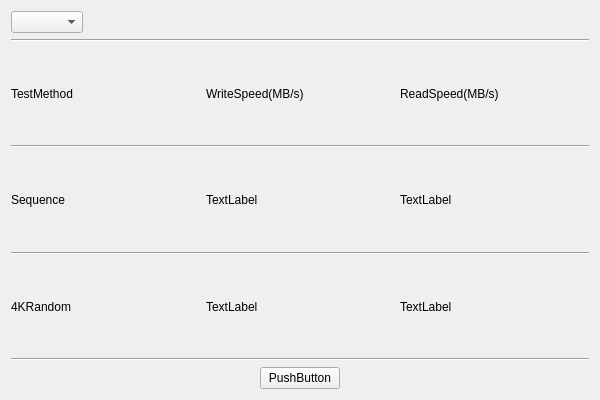
Qt form BLHardwareScaner/BLHardwareScaner/Ui/TestItem/DiskSpeed.ui (BurnellLiu/LiuProject) before a commit.
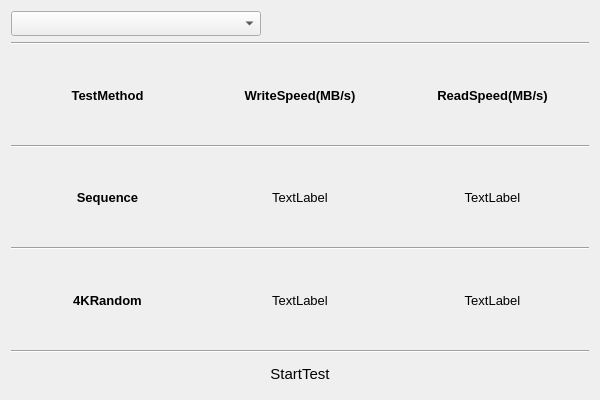
The same form after that commit.

What changed in the file:
```diff
--- a/BLHardwareScaner/BLHardwareScaner/Ui/TestItem/DiskSpeed.ui
+++ b/BLHardwareScaner/BLHardwareScaner/Ui/TestItem/DiskSpeed.ui
@@ -10,8 +10,14 @@
     <height>400</height>
    </rect>
   </property>
+  <property name="font">
+   <font>
+    <family>Microsoft YaHei UI</family>
+    <pointsize>10</pointsize>
+   </font>
+  </property>
   <property name="windowTitle">
-   <string>Form</string>
+   <string>DiskSpeedTest</string>
   </property>
   <layout class="QHBoxLayout" name="horizontalLayout_6">
    <item>
@@ -19,7 +25,19 @@
      <item>
       <layout class="QHBoxLayout" name="horizontalLayout_4">
        <item>
-        <widget class="QComboBox" name="comboBox"/>
+        <widget class="QComboBox" name="comboBoxDiskList">
+         <property name="minimumSize">
+          <size>
+           <width>250</width>
+           <height>25</height>
+          </size>
+         </property>
+         <property name="font">
+          <font>
+           <pointsize>10</pointsize>
+          </font>
+         </property>
+        </widget>
        </item>
        <item>
         <spacer name="horizontalSpacer">
@@ -38,6 +56,9 @@
      </item>
      <item>
       <layout class="QVBoxLayout" name="verticalLayout">
+       <property name="spacing">
+        <number>0</number>
+       </property>
        <item>
         <widget class="Line" name="line_3">
          <property name="orientation">
@@ -46,26 +67,68 @@
         </widget>
        </item>
        <item>
-        <layout class="QHBoxLayout" name="horizontalLayout">
+        <layout class="QHBoxLayout" name="horizontalLayout1">
+         <property name="spacing">
+          <number>0</number>
+         </property>
          <item>
           <widget class="QLabel" name="label">
+           <property name="font">
+            <font>
+             <pointsize>10</pointsize>
+             <weight>75</weight>
+             <bold>true</bold>
+            </font>
+           </property>
+           <property name="layoutDirection">
+            <enum>Qt::LeftToRight</enum>
+           </property>
            <property name="text">
             <string>TestMethod</string>
            </property>
+           <property name="alignment">
+            <set>Qt::AlignCenter</set>
+           </property>
           </widget>
          </item>
          <item>
           <widget class="QLabel" name="label_2">
+           <property name="font">
+            <font>
+             <pointsize>10</pointsize>
+             <weight>75</weight>
+             <bold>true</bold>
+            </font>
+           </property>
+           <property name="layoutDirection">
+            <enum>Qt::LeftToRight</enum>
+           </property>
            <property name="text">
             <string>WriteSpeed(MB/s)</string>
            </property>
+           <property name="alignment">
+            <set>Qt::AlignCenter</set>
+           </property>
           </widget>
          </item>
          <item>
           <widget class="QLabel" name="label_3">
+           <property name="font">
+            <font>
+             <pointsize>10</pointsize>
+             <weight>75</weight>
+             <bold>true</bold>
+            </font>
+           </property>
+           <property name="layoutDirection">
+            <enum>Qt::LeftToRight</enum>
+           </property>
            <property name="text">
             <string>ReadSpeed(MB/s)</string>
            </property>
+           <property name="alignment">
+            <set>Qt::AlignCenter</set>
+           </property>
           </widget>
          </item>
         </layout>
@@ -78,26 +141,64 @@
         </widget>
        </item>
        <item>
-        <layout class="QHBoxLayout" name="horizontalLayout_2">
+        <layout class="QHBoxLayout" name="horizontalLayout2">
+         <property name="spacing">
+          <number>0</number>
+         </property>
          <item>
           <widget class="QLabel" name="label_4">
+           <property name="font">
+            <font>
+             <pointsize>10</pointsize>
+             <weight>75</weight>
+             <bold>true</bold>
+            </font>
+           </property>
+           <property name="layoutDirection">
+            <enum>Qt::LeftToRight</enum>
+           </property>
            <property name="text">
             <string>Sequence</string>
            </property>
+           <property name="alignment">
+            <set>Qt::AlignCenter</set>
+           </property>
           </widget>
          </item>
          <item>
-          <widget class="QLabel" name="label_6">
+          <widget class="QLabel" name="labelSeqWSpeed">
+           <property name="font">
+            <font>
+             <pointsize>10</pointsize>
+            </font>
+           </property>
+           <property name="layoutDirection">
+            <enum>Qt::LeftToRight</enum>
+           </property>
            <property name="text">
             <string>TextLabel</string>
            </property>
+           <property name="alignment">
+            <set>Qt::AlignCenter</set>
+           </property>
           </widget>
          </item>
          <item>
-          <widget class="QLabel" name="label_7">
+          <widget class="QLabel" name="labelSeqRSpeed">
+           <property name="font">
+            <font>
+             <pointsize>10</pointsize>
+            </font>
+           </property>
+           <property name="layoutDirection">
+            <enum>Qt::LeftToRight</enum>
+           </property>
            <property name="text">
             <string>TextLabel</string>
            </property>
+           <property name="alignment">
+            <set>Qt::AlignCenter</set>
+           </property>
           </widget>
          </item>
         </layout>
@@ -110,26 +211,64 @@
         </widget>
        </item>
        <item>
-        <layout class="QHBoxLayout" name="horizontalLayout_3">
+        <layout class="QHBoxLayout" name="horizontalLayout3">
+         <property name="spacing">
+          <number>0</number>
+         </property>
          <item>
           <widget class="QLabel" name="label_5">
+           <property name="font">
+            <font>
+             <pointsize>10</pointsize>
+             <weight>75</weight>
+             <bold>true</bold>
+            </font>
+           </property>
+           <property name="layoutDirection">
+            <enum>Qt::LeftToRight</enum>
+           </property>
            <property name="text">
             <string>4KRandom</string>
            </property>
+           <property name="alignment">
+            <set>Qt::AlignCenter</set>
+           </property>
           </widget>
          </item>
          <item>
-          <widget class="QLabel" name="label_8">
+          <widget class="QLabel" name="label4KRandWSpeed">
+           <property name="font">
+            <font>
+             <pointsize>10</pointsize>
+            </font>
+           </property>
+           <property name="layoutDirection">
+            <enum>Qt::LeftToRight</enum>
+           </property>
            <property name="text">
             <string>TextLabel</string>
            </property>
+           <property name="alignment">
+            <set>Qt::AlignCenter</set>
+           </property>
           </widget>
          </item>
          <item>
-          <widget class="QLabel" name="label_9">
+          <widget class="QLabel" name="label4KRandRSpeed">
+           <property name="font">
+            <font>
+             <pointsize>10</pointsize>
+            </font>
+           </property>
+           <property name="layoutDirection">
+            <enum>Qt::LeftToRight</enum>
+           </property>
            <property name="text">
             <string>TextLabel</string>
            </property>
+           <property name="alignment">
+            <set>Qt::AlignCenter</set>
+           </property>
           </widget>
          </item>
         </layout>
@@ -159,15 +298,36 @@
         </spacer>
        </item>
        <item>
-        <widget class="QPushButton" name="pushButton">
+        <widget class="QPushButton" name="pushButtonTest">
          <property name="sizePolicy">
           <sizepolicy hsizetype="Minimum" vsizetype="Fixed">
            <horstretch>0</horstretch>
            <verstretch>0</verstretch>
           </sizepolicy>
          </property>
+         <property name="minimumSize">
+          <size>
+           <width>100</width>
+           <height>30</height>
+          </size>
+         </property>
+         <property name="font">
+          <font>
+           <pointsize>11</pointsize>
+          </font>
+         </property>
+         <property name="styleSheet">
+          <string notr="true">QPushButton#pushButtonTest
+{
+	border-style: none;
+}
+QPushButton#pushButtonTest:hover
+{
+    background-color: rgb(167, 205, 255)
+}</string>
+         </property>
          <property name="text">
-          <string>PushButton</string>
+          <string>StartTest</string>
          </property>
         </widget>
        </item>
```
